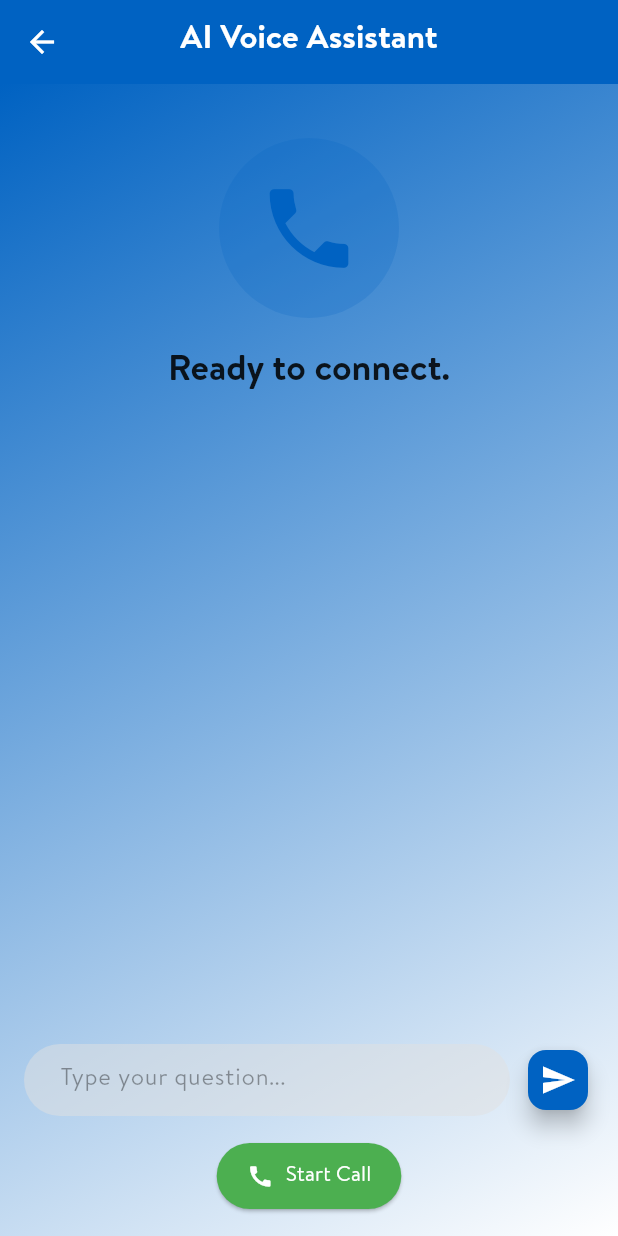
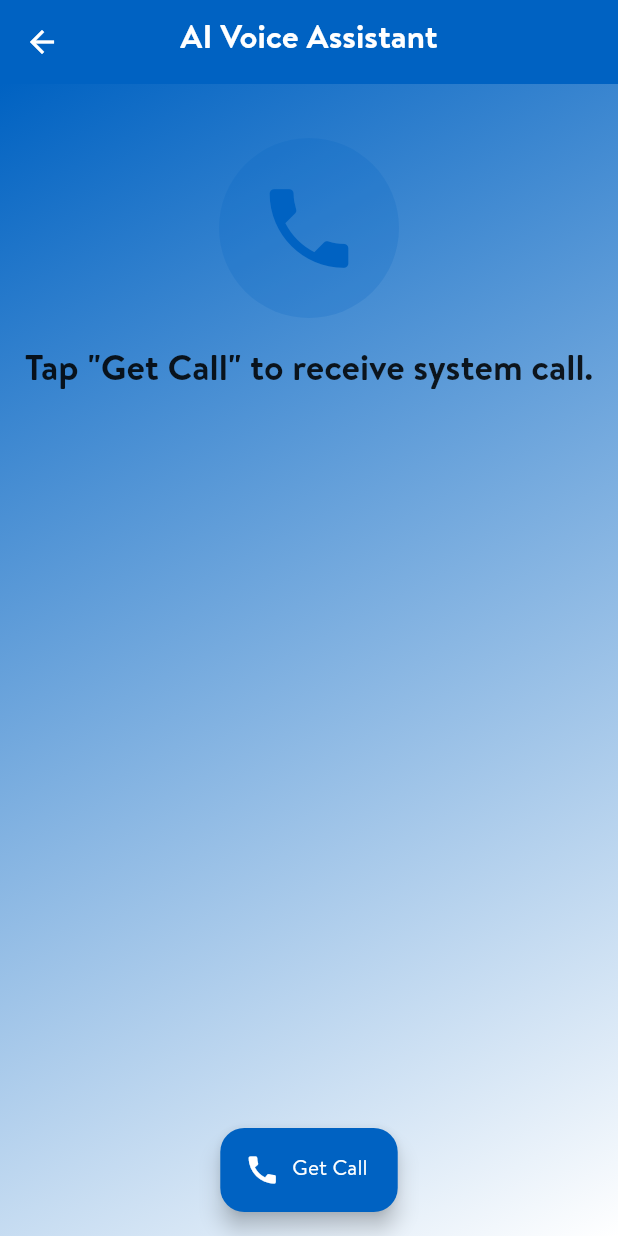
Before and after one commit to DotDev262/Sparkathon, a Flutter app: the AIVoiceCallPage screen opened by its route, on a phone screen of 412 x 824 dp. Run offline on Flutter 3.47's test engine with Material 3 defaults, Android fonts, the phone set to English and light mode, and no system bars; our stand-ins replace logger; network calls fail; project files that could hold a hidden picture were left out.

Commit message:
Updated: UI for AI Voice Call

```diff
--- a/lib/features/ai_voice_call/ai_voice_call_page.dart
+++ b/lib/features/ai_voice_call/ai_voice_call_page.dart
@@ -3,10 +3,10 @@
 import 'package:flutter/material.dart';
 import 'package:walmart/core/constants/colors.dart';
 import 'package:walmart/core/utils/logger.dart';
-import 'package:http/http.dart' as http; // Import http package
-import 'dart:convert'; // For json encoding/decoding
+import 'package:http/http.dart' as http;
+import 'dart:convert';
 
-enum CallStatus { idle, connecting, inCall, listening, speaking, ended, error }
+enum CallStatus { idle, connecting, inCall, speaking, ended, error }
 
 class AIVoiceCallPage extends StatefulWidget {
   const AIVoiceCallPage({super.key});
@@ -17,49 +17,46 @@ class AIVoiceCallPage extends StatefulWidget {
 
 class _AIVoiceCallPageState extends State<AIVoiceCallPage> {
   CallStatus _callStatus = CallStatus.idle;
-  String _transcript = ''; // Stores user's last input
-  String _aiResponse = ''; // Stores AI's last response
-  final TextEditingController _messageController = TextEditingController();
+  String _transcript = ''; // Stores user's last input (if N8N provides it)
+  String _aiResponse = ''; // Stores AI's response
 
   // --- N8N Webhook URL ---
   // IMPORTANT: Replace this with your actual N8N webhook URL
   static const String _n8nWebhookUrl =
-      'http://11.12.19.173:5678/webhook-test/632370fd-f7f2-4592-be2f-20aacbb117cc';
-  // Example: 'https://your.n8n.cloud/webhook/your-ai-voice-api'
-  // Or for local: 'http://192.168.1.XX:5678/webhook/your-ai-voice-api'
-  // (Use your local IP if running N8N locally and testing on device)
+      'http://11.12.19.177:5678/webhook-test/632370fd-f7f2-4592-be2f-20aacbb117cc';
 
   @override
   void dispose() {
-    _messageController.dispose();
     super.dispose();
   }
 
   // --- N8N Interaction Logic ---
 
   Future<void> _sendToN8n({required String eventType, String? message}) async {
-    if (_n8nWebhookUrl == 'YOUR_N8N_WEBHOOK_URL_HERE') {
+    if (_n8nWebhookUrl == 'YOUR_N8N_WEBHOOK_URL_HERE' ||
+        _n8nWebhookUrl.isEmpty) {
       logger.e(
         'N8N Webhook URL not set! Please replace "YOUR_N8N_WEBHOOK_URL_HERE" with your actual N8N webhook URL.',
       );
+      if (mounted) {
         setState(() {
           _callStatus = CallStatus.error;
           _aiResponse = 'Configuration Error: N8N Webhook URL not set.';
         });
+      }
       return;
     }
 
     try {
       logger.d('Sending event to N8N: $eventType with message: $message');
       setState(() {
-        if (eventType == 'start_call') {
+        if (eventType == 'get_call') {
           _callStatus = CallStatus.connecting;
           _aiResponse = '';
           _transcript = '';
-        } else if (eventType == 'user_message') {
-          _callStatus =
-              CallStatus.listening; // Simulate listening while sending
-          _transcript = 'You: "$message"';
+        } else if (eventType == 'end_call_system') {
+          _callStatus = CallStatus.ended;
+          _aiResponse = 'Call ending...'; // Temporarily show ending message
         }
       });
 
@@ -81,7 +78,24 @@ class _AIVoiceCallPageState extends State<AIVoiceCallPage> {
 
           setState(() {
             _aiResponse = responseData['aiResponse'] ?? 'No response from AI.';
-            _callStatus = CallStatus.inCall; // Back to in-call after response
+            // Assuming N8N might send a 'userTranscript' if it processed voice input
+            _transcript = responseData['userTranscript'] ?? '';
+
+            if (eventType == 'get_call') {
+              _callStatus = CallStatus.inCall;
+            } else if (responseData['callEnded'] == true) {
+              // N8N signals call end
+              _callStatus = CallStatus.ended;
+              // Use AI's last message or default if N8N explicitly ended call
+              _aiResponse = _aiResponse.isNotEmpty
+                  ? _aiResponse
+                  : 'Call ended.';
+              Future.delayed(const Duration(seconds: 2), () {
+                if (mounted && _callStatus == CallStatus.ended) {
+                  Navigator.of(context).pop();
+                }
+              });
+            }
           });
           ScaffoldMessenger.of(context).showSnackBar(
             SnackBar(
@@ -106,7 +120,7 @@ class _AIVoiceCallPageState extends State<AIVoiceCallPage> {
         }
       }
     } catch (e) {
-      logger.e('Error sending to N8N: $e');
+      logger.e('Network error sending to N8N: $e');
       if (mounted) {
         setState(() {
           _callStatus = CallStatus.error;
@@ -119,41 +133,25 @@ class _AIVoiceCallPageState extends State<AIVoiceCallPage> {
     }
   }
 
-  void _startCall() {
-    _sendToN8n(eventType: 'start_call');
+  void _getCall() {
+    _sendToN8n(eventType: 'get_call');
   }
 
-  void _endCall() {
-    _sendToN8n(eventType: 'end_call'); // Notify N8N call ended
+  // Internal function to handle ending the call (e.g., on back button press or system signal)
+  void _endCallInternally() {
+    _sendToN8n(
+      eventType: 'end_call_system',
+    ); // Notify N8N the app is ending the session
     setState(() {
       _callStatus = CallStatus.ended;
       _aiResponse = 'Call ended. Thank you for using our AI assistant!';
+      _transcript = ''; // Clear transcript on call end
     });
-    // Optionally navigate back after a short delay
-    Future.delayed(const Duration(seconds: 3), () {
-      if (mounted) {
+    Future.delayed(const Duration(seconds: 2), () {
+      if (mounted && _callStatus == CallStatus.ended) {
         Navigator.of(context).pop();
       }
     });
-  }
-
-  void _handleUserMessage() {
-    final message = _messageController.text.trim();
-    if (message.isNotEmpty && _callStatus == CallStatus.inCall) {
-      _sendToN8n(eventType: 'user_message', message: message);
-      _messageController.clear();
-    } else if (_callStatus != CallStatus.inCall) {
-      ScaffoldMessenger.of(context).showSnackBar(
-        const SnackBar(content: Text('Please start the call first.')),
-      );
-    }
-  }
-
-  // This is for the microphone button, will also send the message from text field
-  void _onMicButtonPressed() {
-    _handleUserMessage(); // Re-use the text field logic for simplicity
-    // In a real app, this would trigger speech-to-text and then send the result
-    // For hackathon, it just sends whatever is in the text field or an empty string.
   }
 
   @override
@@ -165,8 +163,9 @@ class _AIVoiceCallPageState extends State<AIVoiceCallPage> {
           icon: const Icon(Icons.arrow_back, color: AppColors.white),
           onPressed: () {
             if (_callStatus == CallStatus.inCall ||
-                _callStatus == CallStatus.connecting) {
-              _endCall(); // Ensure call ends if user goes back
+                _callStatus == CallStatus.connecting ||
+                _callStatus == CallStatus.speaking) {
+              _endCallInternally(); // Ensure call ends if user goes back while active
             } else {
               Navigator.of(context).pop();
             }
@@ -200,9 +199,7 @@ class _AIVoiceCallPageState extends State<AIVoiceCallPage> {
                     const SizedBox(height: 20),
                     CircleAvatar(
                       radius: 60,
-                      backgroundColor: AppColors.primaryBlue.withValues(
-                        alpha: 0.2,
-                      ),
+                      backgroundColor: AppColors.primaryBlue.withOpacity(0.2),
                       child: Icon(
                         _getCallIcon(),
                         size: 70,
@@ -221,7 +218,6 @@ class _AIVoiceCallPageState extends State<AIVoiceCallPage> {
                     ),
                     const SizedBox(height: 10),
                     if (_callStatus == CallStatus.connecting ||
-                        _callStatus == CallStatus.listening ||
                         _callStatus == CallStatus.speaking)
                       const CircularProgressIndicator(
                         valueColor: AlwaysStoppedAnimation<Color>(
@@ -239,7 +235,7 @@ class _AIVoiceCallPageState extends State<AIVoiceCallPage> {
                         shape: RoundedRectangleBorder(
                           borderRadius: BorderRadius.circular(12),
                         ),
-                        color: AppColors.primaryBlue.withValues(alpha: 0.1),
+                        color: AppColors.primaryBlue.withOpacity(0.1),
                         elevation: 1,
                         child: Padding(
                           padding: const EdgeInsets.all(12.0),
@@ -264,9 +260,8 @@ class _AIVoiceCallPageState extends State<AIVoiceCallPage> {
                           ),
                         ),
                       ),
-                    // Display User Transcript
-                    if (_transcript.isNotEmpty &&
-                        _transcript != 'You: ""') // Don't show empty user input
+                    // Display User Transcript (if N8N sends one based on system's interpretation)
+                    if (_transcript.isNotEmpty)
                       Card(
                         margin: const EdgeInsets.symmetric(
                           vertical: 8.0,
@@ -275,7 +270,7 @@ class _AIVoiceCallPageState extends State<AIVoiceCallPage> {
                         shape: RoundedRectangleBorder(
                           borderRadius: BorderRadius.circular(12),
                         ),
-                        color: AppColors.yellow.withValues(alpha: .1),
+                        color: AppColors.yellow.withOpacity(.1),
                         elevation: 1,
                         child: Padding(
                           padding: const EdgeInsets.all(12.0),
@@ -283,7 +278,7 @@ class _AIVoiceCallPageState extends State<AIVoiceCallPage> {
                             crossAxisAlignment: CrossAxisAlignment.start,
                             children: [
                               Text(
-                                'You:',
+                                'You (System Heard):',
                                 style: Theme.of(context).textTheme.bodyLarge
                                     ?.copyWith(
                                       fontWeight: FontWeight.bold,
@@ -292,12 +287,7 @@ class _AIVoiceCallPageState extends State<AIVoiceCallPage> {
                               ),
                               const SizedBox(height: 4),
                               Text(
-                                _transcript
-                                    .replaceAll('You: "', '')
-                                    .replaceAll(
-                                      '"',
-                                      '',
-                                    ), // Clean up for display
+                                _transcript,
                                 style: Theme.of(context).textTheme.bodyMedium
                                     ?.copyWith(color: AppColors.black87),
                               ),
@@ -309,108 +299,25 @@ class _AIVoiceCallPageState extends State<AIVoiceCallPage> {
                 ),
               ),
             ),
-            // Input and Action Buttons
+            // The ONE "Get Call" Button
             Padding(
               padding: const EdgeInsets.all(16.0),
-              child: Column(
-                children: [
-                  Row(
-                    children: [
-                      Expanded(
-                        child: TextField(
-                          controller: _messageController,
-                          decoration: InputDecoration(
-                            hintText: 'Type your question...',
-                            border: OutlineInputBorder(
-                              borderRadius: BorderRadius.circular(30),
-                              borderSide: BorderSide.none,
-                            ),
-                            filled: true,
-                            fillColor: AppColors.grey300.withValues(alpha: .5),
-                            contentPadding: const EdgeInsets.symmetric(
-                              horizontal: 20,
-                              vertical: 10,
-                            ),
-                          ),
-                          onSubmitted: (value) => _handleUserMessage(),
-                          enabled:
-                              _callStatus ==
-                              CallStatus.inCall, // Only enabled when in call
-                        ),
-                      ),
-                      const SizedBox(width: 8),
-                      FloatingActionButton(
-                        onPressed: _callStatus == CallStatus.inCall
-                            ? _handleUserMessage
-                            : null, // Only enabled when in call
-                        backgroundColor: AppColors.primaryBlue,
-                        foregroundColor: AppColors.white,
-                        mini: true,
-                        heroTag:
-                            'sendMessageBtn', // Unique tag for multiple FABs
-                        child: const Icon(Icons.send),
-                      ),
-                    ],
-                  ),
-                  const SizedBox(height: 16),
-                  Row(
-                    mainAxisAlignment: MainAxisAlignment.spaceAround,
-                    children: [
+              child: Center(
+                // Center the button
+                child: FloatingActionButton.extended(
+                  onPressed:
                       _callStatus == CallStatus.idle ||
                           _callStatus == CallStatus.ended ||
                           _callStatus == CallStatus.error
-                          ? ElevatedButton.icon(
-                              onPressed: _startCall,
+                      ? _getCall // Only enable if idle/ended/error
+                      : null, // Disable if already connecting or in call
                   icon: const Icon(Icons.call),
-                              label: const Text('Start Call'),
-                              style: ElevatedButton.styleFrom(
-                                backgroundColor: AppColors.green,
+                  label: const Text('Get Call'),
+                  backgroundColor:
+                      AppColors.primaryBlue, // Blue color as requested
                   foregroundColor: AppColors.white,
-                                padding: const EdgeInsets.symmetric(
-                                  horizontal: 20,
-                                  vertical: 12,
+                  heroTag: 'getCallButton', // Unique tag for this FAB
                 ),
-                                shape: RoundedRectangleBorder(
-                                  borderRadius: BorderRadius.circular(30),
-                                ),
-                              ),
-                            )
-                          : ElevatedButton.icon(
-                              onPressed: _endCall,
-                              icon: const Icon(Icons.call_end),
-                              label: const Text('End Call'),
-                              style: ElevatedButton.styleFrom(
-                                backgroundColor: AppColors.red,
-                                foregroundColor: AppColors.white,
-                                padding: const EdgeInsets.symmetric(
-                                  horizontal: 20,
-                                  vertical: 12,
-                                ),
-                                shape: RoundedRectangleBorder(
-                                  borderRadius: BorderRadius.circular(30),
-                                ),
-                              ),
-                            ),
-                      if (_callStatus == CallStatus.inCall ||
-                          _callStatus == CallStatus.listening)
-                        FloatingActionButton(
-                          onPressed: _callStatus == CallStatus.listening
-                              ? null
-                              : _onMicButtonPressed,
-                          backgroundColor: _callStatus == CallStatus.listening
-                              ? AppColors.grey
-                              : AppColors.primaryBlue,
-                          foregroundColor: AppColors.white,
-                          heroTag: 'micButton', // Unique tag for multiple FABs
-                          child: Icon(
-                            _callStatus == CallStatus.listening
-                                ? Icons.mic_off
-                                : Icons.mic,
-                          ),
-                        ),
-                    ],
-                  ),
-                ],
               ),
             ),
           ],
@@ -419,20 +326,18 @@ class _AIVoiceCallPageState extends State<AIVoiceCallPage> {
     );
   }
 
-  // --- Helper Methods for UI state (unchanged) ---
+  // --- Helper Methods for UI state (updated for new states) ---
 
   String _getCallStatusText() {
     switch (_callStatus) {
       case CallStatus.idle:
-        return 'Ready to connect.';
+        return 'Tap "Get Call" to receive system call.';
       case CallStatus.connecting:
-        return 'Connecting to AI Assistant...';
+        return 'Connecting to System Call...';
       case CallStatus.inCall:
-        return 'Connected to AI Assistant.';
-      case CallStatus.listening:
-        return 'Sending message...'; // Updated text for N8N
+        return 'Connected to System. Waiting for AI response.';
       case CallStatus.speaking:
-        return 'Receiving AI response...'; // Updated text for N8N
+        return 'Receiving AI response...';
       case CallStatus.ended:
         return 'Call ended.';
       case CallStatus.error:
@@ -448,11 +353,8 @@ class _AIVoiceCallPageState extends State<AIVoiceCallPage> {
       case CallStatus.connecting:
         return Icons.ring_volume;
       case CallStatus.inCall:
+      case CallStatus.speaking:
         return Icons.headset_mic;
-      case CallStatus.listening:
-        return Icons.mic; // Still mic for listening, but text changes
-      case CallStatus.speaking:
-        return Icons.record_voice_over; // Still same, but text changes
       case CallStatus.error:
         return Icons.error_outline;
     }
```
Lines whose indentation alone changed are shown as unchanged.
